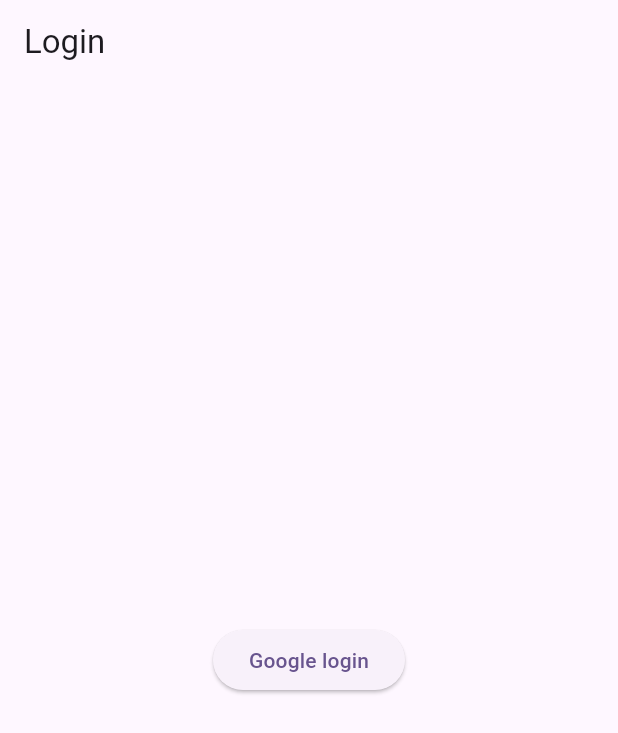
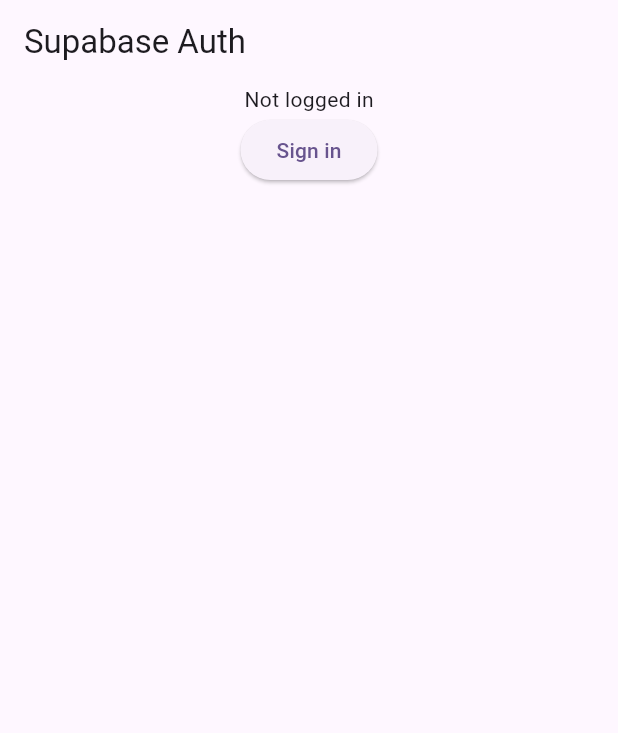
Before and after one commit to tm20314/count_app, a Flutter app: the screen it shows after launch, on a phone screen of 412 x 824 dp. Shown: the top 733 px of the screen. Run offline on Flutter 3.47's test engine with Material 3 defaults, Android fonts, the phone set to English and light mode, and no system bars; our stand-ins replace fl_chart, google_sign_in, supabase_flutter; accounts and stored records are empty.

Commit message:
feat:ログイン周りの処理を変更

```diff
--- a/lib/main.dart
+++ b/lib/main.dart
@@ -1,20 +1,16 @@
-import 'package:count_app/screens/login_screen.dart';
+import 'dart:io';
+
 import 'package:count_app/screens/second_screen.dart';
+import 'package:flutter/foundation.dart';
 import 'package:flutter/material.dart';
-import 'package:supabase_flutter/supabase_flutter.dart'
-    show AuthState, Supabase;
+import 'package:google_sign_in/google_sign_in.dart';
+import 'package:supabase_flutter/supabase_flutter.dart';
 
-Future<void> main() async {
-  // Flutterエンジンを初期化
-  WidgetsFlutterBinding.ensureInitialized();
-
-  // SupabaseクライアントをURLとアノニマスキーで初期化
+void main() async {
   await Supabase.initialize(
       url: 'https://ycnpvgqdogzhjhiilvbs.supabase.co',
       anonKey:
           'eyJhbGciOiJIUzI1NiIsInR5cCI6IkpXVCJ9.eyJpc3MiOiJzdXBhYmFzZSIsInJlZiI6InljbnB2Z3Fkb2d6aGpoaWlsdmJzIiwicm9sZSI6ImFub24iLCJpYXQiOjE3MTU3MDkxMDksImV4cCI6MjAzMTI4NTEwOX0.w32xNB9Wv81yD5X3mvvSUuKb2ydvMrqvDXFg7DWa0L0');
-
-  // MainAppウィジェットを使用してアプリケーションを開始
   runApp(const MainApp());
 }
 
@@ -33,31 +29,101 @@
         colorScheme: ColorScheme.fromSeed(seedColor: Colors.deepPurple),
         useMaterial3: true,
       ),
-      home: const AuthGate(),
+      home: const HomePage(),
     );
   }
 }
 
-class AuthGate extends StatelessWidget {
-  const AuthGate({super.key});
+class HomePage extends StatefulWidget {
+  const HomePage({super.key});
+
+  @override
+  State<HomePage> createState() => _HomePageState();
+}
+
+class _HomePageState extends State<HomePage> {
+  String? _userId;
+  @override
+  void initState() {
+    _setupAuthListener();
+
+    super.initState();
+
+    supabase.auth.onAuthStateChange.listen((data) {
+      setState(() {
+        _userId = data.session?.user.id;
+      });
+    });
+  }
+
+  void _setupAuthListener() {
+    supabase.auth.onAuthStateChange.listen((data) {
+      final event = data.event;
+      if (event == AuthChangeEvent.signedIn) {
+        Navigator.of(context).pushReplacement(
+          MaterialPageRoute(
+            builder: (context) => const SecondScreen(),
+          ),
+        );
+      }
+    });
+  }
+
+  Future<void> _nativeGoogleSignIn() async {
+    /// TODO: update the Web client ID with your own.
+    ///
+    /// Web Client ID that you registered with Google Cloud.
+    const webClientId =
+        '242312621999-13sbtm407bp8t2g0k506jo3astk4c1et.apps.googleusercontent.com';
+
+    /// TODO: update the iOS client ID with your own.
+    ///
+    /// iOS Client ID that you registered with Google Cloud.
+    const iosClientId = 'my-ios.apps.googleusercontent.com';
+
+    final GoogleSignIn googleSignIn = GoogleSignIn(
+      clientId: iosClientId,
+      serverClientId: webClientId,
+    );
+    final googleUser = await googleSignIn.signIn();
+    final googleAuth = await googleUser!.authentication;
+    final accessToken = googleAuth.accessToken;
+    final idToken = googleAuth.idToken;
+
+    if (accessToken == null) {
+      throw 'No Access Token found.';
+    }
+    if (idToken == null) {
+      throw 'No ID Token found.';
+    }
+
+    await supabase.auth.signInWithIdToken(
+      provider: OAuthProvider.google,
+      idToken: idToken,
+      accessToken: accessToken,
+    );
+  }
 
   @override
   Widget build(BuildContext context) {
-    return StreamBuilder<AuthState>(
-      stream: supabase.auth.onAuthStateChange,
-      builder: (context, snapshot) {
-        if (snapshot.connectionState == ConnectionState.waiting) {
-          return const Scaffold(
-              body: Center(child: CircularProgressIndicator()));
-        } else {
-          final session = snapshot.data?.session;
-          if (session != null) {
-            return const SecondScreen();
-          } else {
-            return const LoginScreen();
-          }
-        }
-      },
-    );
+    return Scaffold(
+        appBar: AppBar(
+          title: const Text('Supabase Auth'),
+        ),
+        body: Center(
+          child: Column(
+            children: [
+              Text(_userId ?? 'Not logged in'),
+              ElevatedButton(
+                  onPressed: () async {
+                    if (!kIsWeb && (Platform.isAndroid || Platform.isIOS)) {
+                      await _nativeGoogleSignIn();
+                    }
+                    await supabase.auth.signInWithOAuth(OAuthProvider.google);
+                  },
+                  child: const Text('Sign in')),
+            ],
+          ),
+        ));
   }
 }
--- a/lib/screens/login_screen.dart
+++ /dev/null
@@ -1,53 +0,0 @@
-import 'package:count_app/main.dart';
-import 'package:count_app/screens/second_screen.dart';
-import 'package:flutter/material.dart';
-import 'package:supabase_flutter/supabase_flutter.dart';
-
-class LoginScreen extends StatefulWidget {
-  const LoginScreen({super.key});
-
-  @override
-  State<LoginScreen> createState() => _LoginScreenState();
-}
-
-class _LoginScreenState extends State<LoginScreen> {
-  @override
-  void initState() {
-    _setupAuthListener();
-    super.initState();
-  }
-
-  void _setupAuthListener() {
-    supabase.auth.onAuthStateChange.listen((data) {
-      final event = data.event;
-      if (event == AuthChangeEvent.signedIn) {
-        Navigator.of(context).pushReplacement(
-          MaterialPageRoute(
-            builder: (context) => const SecondScreen(),
-          ),
-        );
-      }
-    });
-  }
-
-  @override
-  Widget build(BuildContext context) {
-    return Scaffold(
-      appBar: AppBar(
-        title: const Text('Login'),
-      ),
-      body: Center(
-        child: ElevatedButton(
-          onPressed: () async {
-            await supabase.auth.signInWithOAuth(
-              OAuthProvider.google,
-              redirectTo:
-                  'https://gadgelogger.github.io/count_app/login-callback', // Web用のリダイレクトURL
-            );
-          },
-          child: const Text('Google login'),
-        ),
-      ),
-    );
-  }
-}
```
Also changed, not shown: lib/screens/second_screen.dart (+13 -8 lines).
